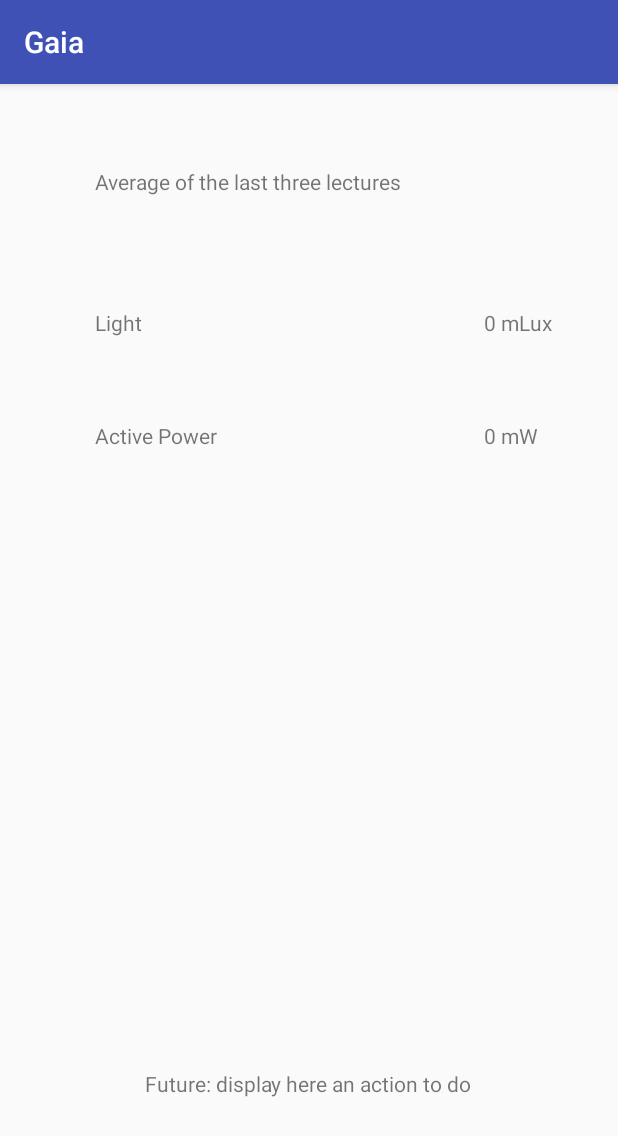
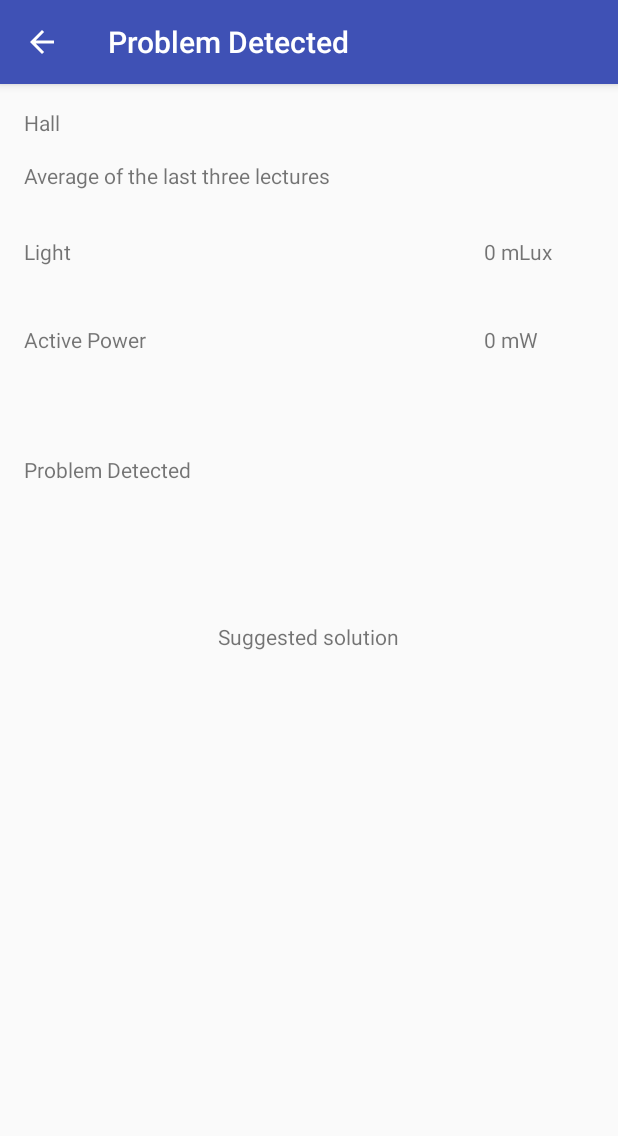
Before and after one commit to ghianda/SensorApp, an Android app: the ActivityDisplayAlarm screen opened directly, with no data from a screen before it, on a phone screen of 412 x 824 dp. Shown: the top 1136 px of the screen. Run offline under Robolectric (Android 15) with nearby library versions, the phone set to English and light mode, and no system bars.

Commit message:
notify text test work

```diff
--- a/app/build.gradle
+++ b/app/build.gradle
@@ -5,7 +5,7 @@ android {
     buildToolsVersion "24.0.3"
     defaultConfig {
         applicationId "com.example.francesco.myfirstapp"
-        minSdkVersion 15        //minima API necessaria per far funzionare l'app
+        minSdkVersion 16        //minima API necessaria per far funzionare l'app (16 is min for subText Notification)
         targetSdkVersion 25     //appgarantita per funzionante su quell'API o inferiori
         versionCode 1
         versionName "1.0"
--- a/app/src/main/AndroidManifest.xml
+++ b/app/src/main/AndroidManifest.xml
@@ -40,10 +40,14 @@
             android:name=".ActivityLinearGraph"
             android:label="graph_activity_name"
             android:parentActivityName=".ActivityTimeRead" />
+        <activity
+            android:name=".ActivityDisplayAlarm"
+            android:label="@string/DisplayErrorActivityLabel"
+            android:parentActivityName=".ActivityIntro" />
 
+        <!-- todo -->
         <activity android:name=".ActivityLogin" />
         <activity android:name=".ActivityIntroNew" />
-        <activity android:name=".ActivityDisplayAlarm" />
 
 
 
--- a/app/src/main/java/com/example/francesco/myfirstapp/ActivityDisplayAlarm.java
+++ b/app/src/main/java/com/example/francesco/myfirstapp/ActivityDisplayAlarm.java
@@ -8,6 +8,8 @@ import android.widget.TextView;
 
 import static com.example.francesco.myfirstapp.SensorProjectApp.EXTRA_ACTPOWER;
 import static com.example.francesco.myfirstapp.SensorProjectApp.EXTRA_LIGHT;
+import static com.example.francesco.myfirstapp.SensorProjectApp.EXTRA_PROBLEM_DETECTED;
+import static com.example.francesco.myfirstapp.SensorProjectApp.EXTRA_SUGGESTED_ACTION;
 import static com.example.francesco.myfirstapp.SensorProjectApp.fixUnit;
 
 /**Open when click on alarm notification*/
@@ -16,43 +18,19 @@ public class ActivityDisplayAlarm extends AppCompatActivity {
     //Attribute
     Double avgLight;
     Double avgActPower;
+    String problemDetected;
+    String suggestedAction;
 
     @Override
     protected void onCreate(Bundle savedInstanceState) {
         super.onCreate(savedInstanceState);
         setContentView(R.layout.activity_display_alarm);
 
-        //get the data from extra
-        avgLight = getIntent().getDoubleExtra(EXTRA_LIGHT, 0.0);
-        avgActPower = getIntent().getDoubleExtra(EXTRA_ACTPOWER, 0.0);
+        getDataFromIntent();
 
-        System.out.println(" ........................ intent received:");
-        System.out.println(avgLight + " and " + avgActPower);
-
-
-        //TODO DA MODIFICARE NELLA VISUALIZZAZIONE
-        //TODO AGGIUNGERE DI PASSARGLI IL TIMESTAMP!!
         setValueOnTextValue();
     }
 
-
-
-    private void setValueOnTextValue(){
-
-        //Power is in centiWatt
-        avgActPower = avgActPower/100;
-
-        String avgLightFixed = fixUnit(avgLight, "Lux");
-        String avkActPowerFixed = fixUnit(avgActPower, "W");
-
-
-        TextView tvLightValue = (TextView) findViewById(R.id.tvLightValue);
-        TextView tvActPowerValue= (TextView) findViewById(R.id.tvActPowerValue);
-
-        tvLightValue.setText(avgLightFixed);
-        tvActPowerValue.setText(avkActPowerFixed);
-
-    }
 
 
 
@@ -64,4 +42,38 @@ public class ActivityDisplayAlarm extends AppCompatActivity {
         NotificationManager nMgr = (NotificationManager) getSystemService(Context.NOTIFICATION_SERVICE);
         nMgr.cancelAll();
     }
+
+
+
+
+    private void setValueOnTextValue(){
+
+        TextView tvLightValue       = (TextView) findViewById(R.id.tvLightValue);
+        TextView tvActPowerValue    = (TextView) findViewById(R.id.tvActPowerValue);
+        TextView tvProblemDetected  = (TextView) findViewById(R.id.tvDispErrActProblemDetected);
+        TextView tvSuggestedAction  = (TextView) findViewById(R.id.tvDispErrActSuggestedAction);
+
+
+        //Power is in centiWatt
+        avgActPower = avgActPower/100;
+
+        //display the value received
+        tvLightValue.setText(fixUnit(avgLight, "Lux"));
+        tvActPowerValue.setText(fixUnit(avgActPower, "W"));
+
+        //display the message received
+        tvProblemDetected.setText(problemDetected);
+        tvSuggestedAction.setText(suggestedAction);
+
+    }
+
+
+
+    private void getDataFromIntent(){
+        //get the data from extra
+        avgLight        = getIntent().getDoubleExtra(EXTRA_LIGHT, 0.0);    //default value: 0.0
+        avgActPower     = getIntent().getDoubleExtra(EXTRA_ACTPOWER, 0.0);
+        problemDetected = getIntent().getStringExtra(EXTRA_PROBLEM_DETECTED);
+        suggestedAction = getIntent().getStringExtra(EXTRA_SUGGESTED_ACTION);
+    }
 }
--- a/app/src/main/res/layout/activity_display_alarm.xml
+++ b/app/src/main/res/layout/activity_display_alarm.xml
@@ -11,37 +11,6 @@
     tools:context="com.example.francesco.myfirstapp.ActivityDisplayAlarm">
 
     <TextView
-        android:text="Future: display here an action to do"
-        android:layout_width="wrap_content"
-        android:layout_height="wrap_content"
-        android:id="@+id/textView5"
-        android:layout_alignParentBottom="true"
-        android:layout_centerHorizontal="true"
-        android:layout_marginBottom="76dp" />
-
-    <TextView
-        android:text="@string/tvAvgLightValue"
-        android:layout_width="wrap_content"
-        android:layout_height="wrap_content"
-        android:layout_alignParentTop="true"
-        android:layout_alignParentLeft="true"
-        android:layout_alignParentStart="true"
-        android:layout_marginLeft="47dp"
-        android:layout_marginStart="47dp"
-        android:layout_marginTop="133dp"
-        android:id="@+id/textView7" />
-
-    <TextView
-        android:text="@string/tvAvgActPowerValue"
-        android:layout_width="wrap_content"
-        android:layout_height="wrap_content"
-        android:layout_below="@+id/textView7"
-        android:layout_alignLeft="@+id/textView7"
-        android:layout_alignStart="@+id/textView7"
-        android:layout_marginTop="56dp"
-        android:id="@+id/textView9" />
-
-    <TextView
         android:text="TextView"
         android:layout_width="wrap_content"
         android:layout_height="wrap_content"
@@ -49,16 +18,6 @@
         android:layout_alignLeft="@+id/tvLightValue"
         android:layout_alignStart="@+id/tvLightValue"
         android:id="@+id/tvActPowerValue" />
-
-    <TextView
-        android:text="@string/tvDescription"
-        android:layout_width="wrap_content"
-        android:layout_height="wrap_content"
-        android:layout_alignParentTop="true"
-        android:layout_alignLeft="@+id/textView7"
-        android:layout_alignStart="@+id/textView7"
-        android:layout_marginTop="39dp"
-        android:id="@+id/textView11" />
 
     <TextView
         android:text="TextView"
@@ -70,4 +29,82 @@
         android:layout_above="@+id/textView9"
         android:layout_alignParentRight="true"
         android:layout_alignParentEnd="true" />
+
+    <TextView
+        android:text="@string/tvDisplayErrorActivityMeter"
+        android:layout_width="wrap_content"
+        android:layout_height="wrap_content"
+        android:id="@+id/textView8"
+        android:layout_alignParentTop="true"
+        android:layout_alignParentLeft="true"
+        android:layout_alignParentStart="true" />
+
+    <TextView
+        android:text="@string/tvDescription"
+        android:layout_width="wrap_content"
+        android:layout_height="wrap_content"
+        android:id="@+id/textView11"
+        android:layout_below="@+id/textView8"
+        android:layout_alignParentLeft="true"
+        android:layout_alignParentStart="true"
+        android:layout_marginTop="16dp" />
+
+    <TextView
+        android:text="@string/tvAvgLightValue"
+        android:layout_width="wrap_content"
+        android:layout_height="wrap_content"
+        android:layout_marginTop="31dp"
+        android:id="@+id/textView7"
+        android:layout_below="@+id/textView11"
+        android:layout_alignParentLeft="true"
+        android:layout_alignParentStart="true" />
+
+    <TextView
+        android:text="@string/tvAvgActPowerValue"
+        android:layout_width="wrap_content"
+        android:layout_height="wrap_content"
+        android:layout_marginTop="39dp"
+        android:id="@+id/textView9"
+        android:layout_below="@+id/textView7"
+        android:layout_alignParentLeft="true"
+        android:layout_alignParentStart="true" />
+
+    <TextView
+        android:text="@string/tv_display_error_act_problem"
+        android:layout_width="wrap_content"
+        android:layout_height="wrap_content"
+        android:layout_below="@+id/textView9"
+        android:layout_alignParentLeft="true"
+        android:layout_alignParentStart="true"
+        android:layout_marginTop="67dp"
+        android:id="@+id/textView10" />
+
+    <TextView
+        android:text="@string/suggestedSolustion"
+        android:layout_width="wrap_content"
+        android:layout_height="wrap_content"
+        android:id="@+id/textView5"
+        android:layout_below="@+id/textView10"
+        android:layout_centerHorizontal="true"
+        android:layout_marginTop="92dp" />
+
+    <TextView
+        android:id="@+id/tvDispErrActSuggestedAction"
+        android:text="TextView"
+        android:layout_width="wrap_content"
+        android:layout_height="wrap_content"
+        android:layout_alignTop="@+id/textView5"
+        android:layout_alignRight="@+id/textView11"
+        android:layout_alignEnd="@+id/textView11"
+        android:layout_marginTop="66dp" />
+
+    <TextView
+        android:id="@+id/tvDispErrActProblemDetected"
+        android:text=""
+        android:layout_width="wrap_content"
+        android:layout_height="wrap_content"
+        android:layout_alignBaseline="@+id/textView10"
+        android:layout_alignBottom="@+id/textView10"
+        android:layout_alignLeft="@+id/tvActPowerValue"
+        android:layout_alignStart="@+id/tvActPowerValue" />
 </RelativeLayout>
--- a/app/src/main/res/layout/activity_last_reading.xml
+++ b/app/src/main/res/layout/activity_last_reading.xml
@@ -3,12 +3,6 @@
     android:orientation="vertical"
     android:layout_width="match_parent"
     android:layout_height="match_parent">
-
-    <!-- TODO inserire titolo pagina al poto di MyFirstApp ?? -->
-
-
-    <!--TODO da sistemare le sring in strings resorce
-    TODO Guardare la dim del testo degli spiner (fare le scritte più grandi e "ciccione" (accattivante)-->
 
 
     <Button
--- a/app/src/main/res/values/strings.xml
+++ b/app/src/main/res/values/strings.xml
@@ -45,13 +45,30 @@
     <string name="service_description"> Gaia service background: check the light value in realTime</string>
 
 
-
-
     <!-- Display Error Activity -->
+    <string name="DisplayErrorActivityLabel"> Problem Detected </string>
     <string name="tvDescription">Average of the last three lectures</string>
     <string name="tvAvgActPowerValue">Active Power</string>
     <string name="tvAvgLightValue">Light</string>
     <string name="pref_service">Background Service attivation</string>
-    <string name="selectSensorText"></string>
+    <string name="tvDisplayErrorActivityMeter"> Hall </string>
+    <string name="tv_display_error_act_problem"> Problem Detected </string>
+    <string name="suggestedSolustion"> Suggested solution </string>
+
+
+    <!-- notification message .................................................... -->
+
+    <string name="tickerTextAlarm"> There is a problem </string>
+
+    <!-- Type of error -->
+    <string name="errorLowLight"> Low Light </string>
+    <string name="errorHighLight"> High Light </string>
+
+    <!-- Action suggested -->
+    <string name="suggSwitchOffLight"> Switch OFF Light </string>
+    <string name="suggSwitchOnLight"> Switch ON Light </string>
+    <!-- ........................................................................... -->
+
+
 
 </resources>
```
Also changed, not shown: app/src/main/java/com/example/francesco/myfirstapp/BackgroundTask.java (+75 -42 lines), app/src/main/java/com/example/francesco/myfirstapp/SensorProjectApp.java (+26 -0 lines), 1 other file.
